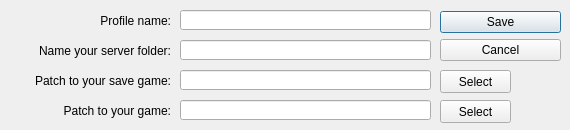
Old version of the form GUI_Create.ui in the repository KuFoX-kfx/PZ_CMF.
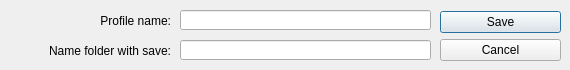
New version of the form.

Commit message: Radically change all GUI. Maybe need add some gui

What changed in the file:
```diff
--- a/GUI_Create.ui
+++ b/GUI_Create.ui
@@ -7,7 +7,7 @@
     <x>0</x>
     <y>0</y>
     <width>570</width>
-    <height>130</height>
+    <height>70</height>
    </rect>
   </property>
   <property name="windowTitle">
@@ -58,93 +58,6 @@
     </rect>
    </property>
   </widget>
-  <widget class="QLabel" name="LBL_3">
-   <property name="geometry">
-    <rect>
-     <x>10</x>
-     <y>100</y>
-     <width>161</width>
-     <height>21</height>
-    </rect>
-   </property>
-   <property name="text">
-    <string>Patch to your game:</string>
-   </property>
-   <property name="alignment">
-    <set>Qt::AlignRight|Qt::AlignTrailing|Qt::AlignVCenter</set>
-   </property>
-  </widget>
-  <widget class="QLabel" name="LBL_2">
-   <property name="geometry">
-    <rect>
-     <x>10</x>
-     <y>70</y>
-     <width>161</width>
-     <height>21</height>
-    </rect>
-   </property>
-   <property name="text">
-    <string>Patch to your save game:</string>
-   </property>
-   <property name="alignment">
-    <set>Qt::AlignRight|Qt::AlignTrailing|Qt::AlignVCenter</set>
-   </property>
-  </widget>
-  <widget class="QLineEdit" name="LNEdit_PTYG">
-   <property name="geometry">
-    <rect>
-     <x>180</x>
-     <y>100</y>
-     <width>251</width>
-     <height>20</height>
-    </rect>
-   </property>
-   <property name="readOnly">
-    <bool>true</bool>
-   </property>
-  </widget>
-  <widget class="QLineEdit" name="LNEdit_PTYSG">
-   <property name="geometry">
-    <rect>
-     <x>180</x>
-     <y>70</y>
-     <width>251</width>
-     <height>20</height>
-    </rect>
-   </property>
-   <property name="frame">
-    <bool>true</bool>
-   </property>
-   <property name="readOnly">
-    <bool>true</bool>
-   </property>
-  </widget>
-  <widget class="QPushButton" name="PSHBTN_SYSG">
-   <property name="geometry">
-    <rect>
-     <x>440</x>
-     <y>70</y>
-     <width>71</width>
-     <height>23</height>
-    </rect>
-   </property>
-   <property name="text">
-    <string>Select</string>
-   </property>
-  </widget>
-  <widget class="QPushButton" name="PSHBTN_SYG">
-   <property name="geometry">
-    <rect>
-     <x>440</x>
-     <y>100</y>
-     <width>71</width>
-     <height>23</height>
-    </rect>
-   </property>
-   <property name="text">
-    <string>Select</string>
-   </property>
-  </widget>
   <widget class="QLabel" name="LBL_4">
    <property name="geometry">
     <rect>
@@ -155,7 +68,7 @@
     </rect>
    </property>
    <property name="text">
-    <string>Name your server folder:</string>
+    <string>Name folder with save:</string>
    </property>
    <property name="alignment">
     <set>Qt::AlignRight|Qt::AlignTrailing|Qt::AlignVCenter</set>
```
The commit also changes 2 other files.
